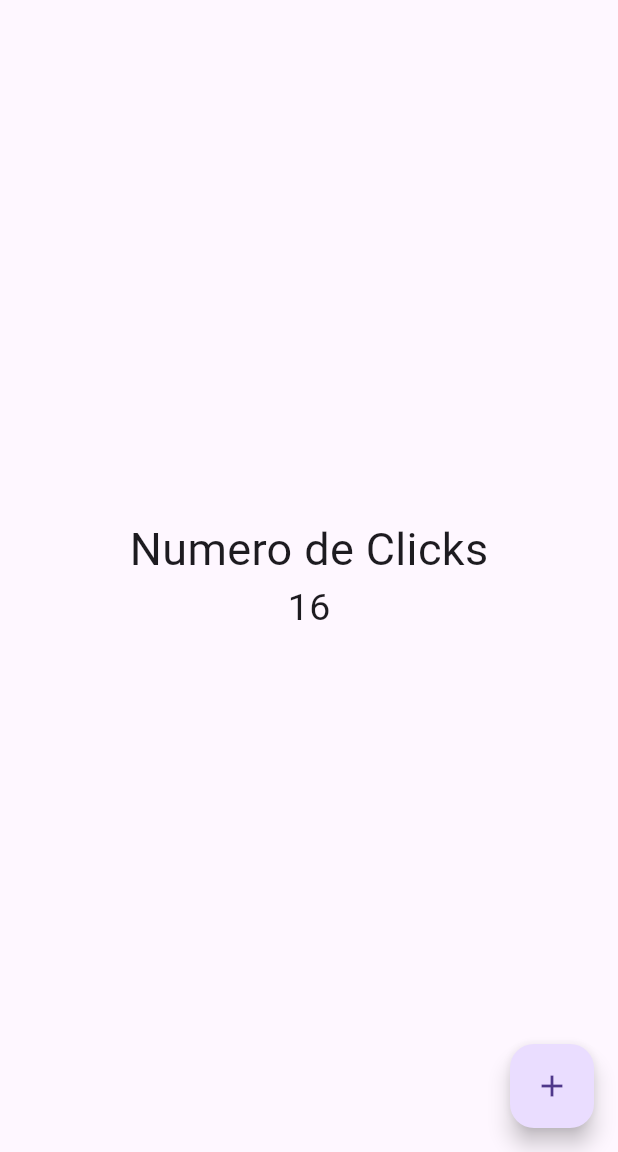
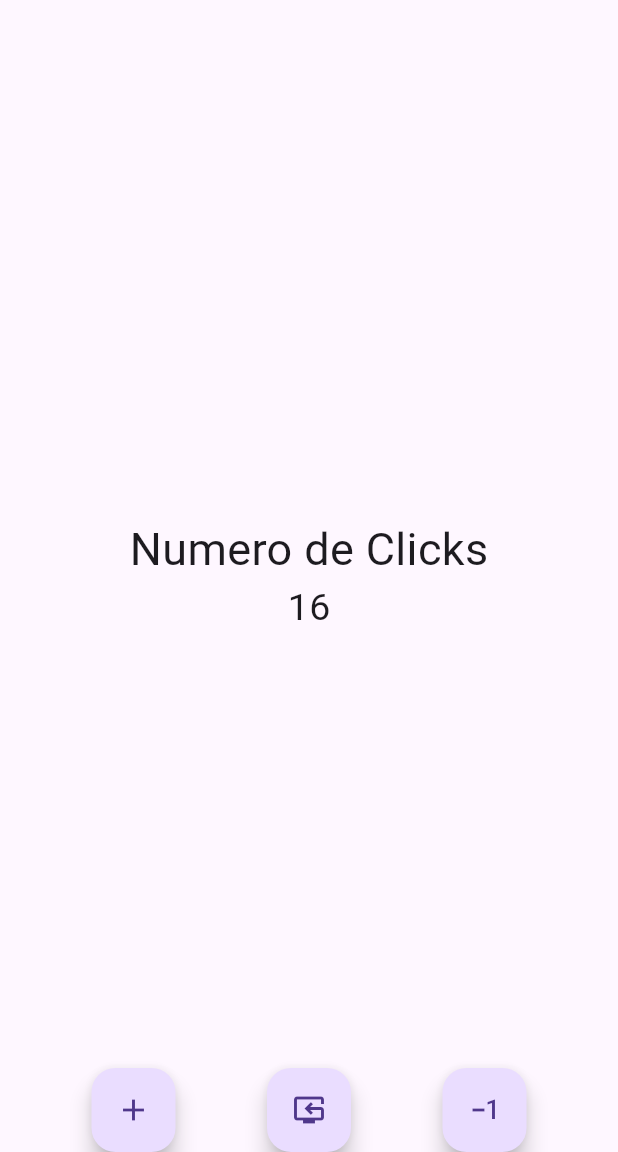
Before and after one commit to danielq/counter_app, a Flutter app: the screen it shows after launch, after a tap on the "add" icon, on a phone screen of 412 x 824 dp, the part 84-1236 px from its top. Run offline on Flutter 3.47's test engine with Material 3 defaults, Android fonts, the phone set to English and light mode, and no system bars.

Commit message:
second_commit

```diff
--- a/lib/screens/counter_screen.dart
+++ b/lib/screens/counter_screen.dart
@@ -31,12 +31,30 @@ class _CounterScreenState extends State<CounterScreen> {
           ),
         ),
       ),
-      floatingActionButton: FloatingActionButton(
-          child: Icon(Icons.add),
-          onPressed: () {
-            counter++;
-            setState(() {});
-          }),
+      floatingActionButtonLocation: FloatingActionButtonLocation.centerDocked,
+      floatingActionButton: Row(
+        mainAxisAlignment: MainAxisAlignment.spaceEvenly,
+        children: [
+          FloatingActionButton(
+              child: Icon(Icons.add),
+              onPressed: () {
+                counter++;
+                setState(() {});
+              }),
+          FloatingActionButton(
+              child: Icon(Icons.reset_tv_outlined),
+              onPressed: () {
+                counter = 0;
+                setState(() {});
+              }),
+          FloatingActionButton(
+              child: Icon(Icons.exposure_minus_1_outlined),
+              onPressed: () {
+                counter--;
+                setState(() {});
+              }),
+        ],
+      ),
     );
   }
 }
```
